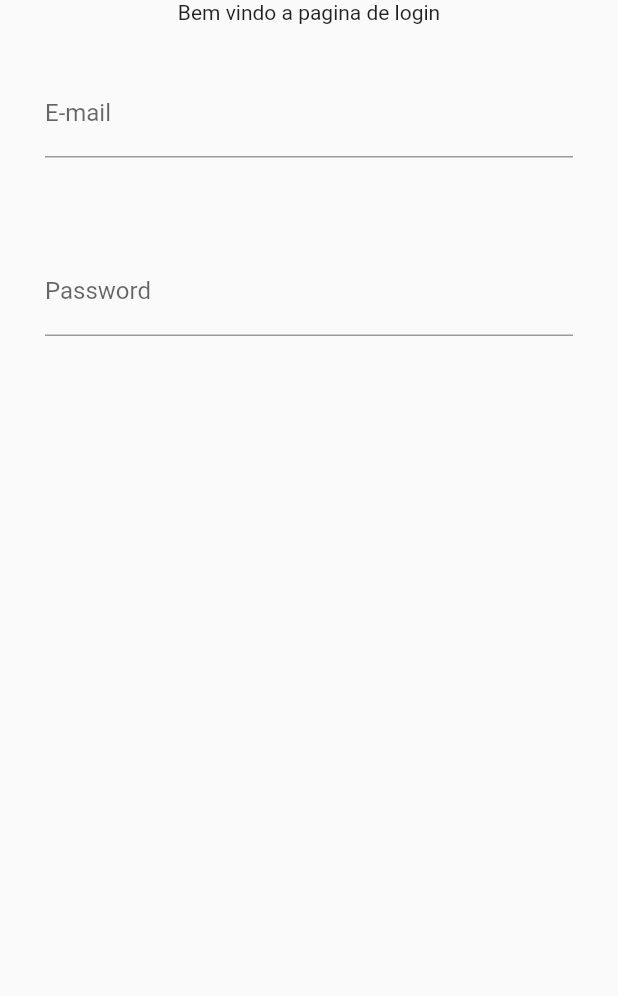
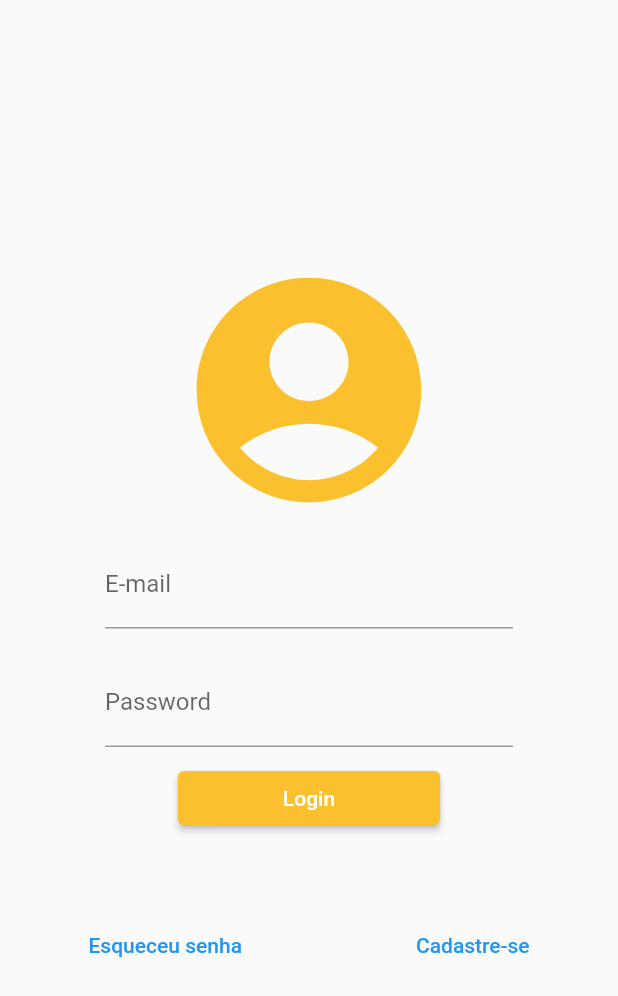
Before and after one commit to dev-brito99frelas/fluter_task_linux, a Flutter app: the screen it shows after launch, on a phone screen of 412 x 824 dp. Shown: the top 996 px of the screen. Run offline on Flutter 3.47's test engine with Material 2 defaults, Android fonts, the phone set to English and light mode, and no system bars.

Commit message:
added login buttons and required Textbuttons

```diff
--- a/lib/pages/login.dart
+++ b/lib/pages/login.dart
@@ -1,3 +1,4 @@
+import 'package:fluter_task_linux/pages/home.dart';
 import 'package:flutter/material.dart';
 
 class Login extends StatefulWidget {
@@ -15,10 +16,19 @@ class _LoginState extends State<Login> {
   Widget build(BuildContext context) {
     return Scaffold(
       body: Column(
+        mainAxisAlignment: MainAxisAlignment.center,
         children: <Widget>[
-          const Text("Bem vindo a pagina de login"),
+          Icon(
+            Icons.account_circle,
+            color: Colors.yellow[700],
+            size: 180.0,
+            semanticLabel: 'Text to announce in accessibility modes',
+          ),
           Padding(
-            padding: const EdgeInsets.all(30),
+            padding: const EdgeInsets.symmetric(
+              vertical: 10.0,
+              horizontal: 70.0,
+            ),
             child: TextField(
               controller: emailController,
               decoration: const InputDecoration(
@@ -30,7 +40,10 @@ class _LoginState extends State<Login> {
             ),
           ),
           Padding(
-            padding: const EdgeInsets.all(30),
+            padding: const EdgeInsets.symmetric(
+              vertical: 10.0,
+              horizontal: 70.0,
+            ),
             child: TextField(
               controller: senhaController,
               decoration: const InputDecoration(
@@ -42,12 +55,45 @@ class _LoginState extends State<Login> {
               onChanged: onchangedContextPassword,
             ),
           ),
+          ElevatedButton(
+            style: ElevatedButton.styleFrom(
+              primary: Colors.yellow[700],
+              padding: const EdgeInsets.symmetric(
+                vertical: 10.0,
+                horizontal: 70.0,
+              ),
+            ),
+            onPressed: onElevatedPressed,
+            child: const Text("Login"),
+          ),
+          const SizedBox(height: 50),
+          Row(
+            mainAxisAlignment: MainAxisAlignment.center,
+            children: [
+              TextButton(
+                onPressed: onPressedTBEsqueceu,
+                child: const Text("Esqueceu senha"),
+              ),
+              const SizedBox(width: 100),
+              TextButton(
+                onPressed: onPressedTBCadastre,
+                child: const Text("Cadastre-se"),
+              ),
+            ],
+          )
         ],
       ),
     );
   }
 
+  void onElevatedPressed() {
+    Navigator.pushReplacement(
+        context, MaterialPageRoute(builder: (context) => const Home()));
+  }
+
   void onchangedContext(String dado) {}
 
   void onchangedContextPassword(String dado) {}
+  void onPressedTBEsqueceu() {}
+  void onPressedTBCadastre() {}
 }
```
